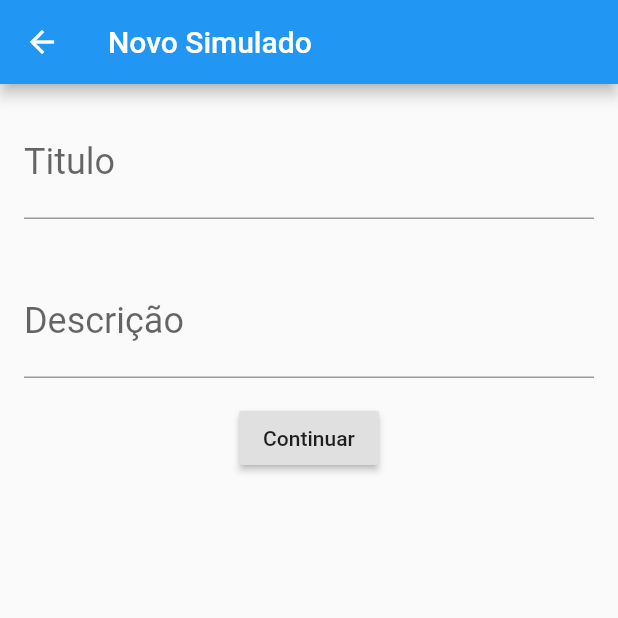
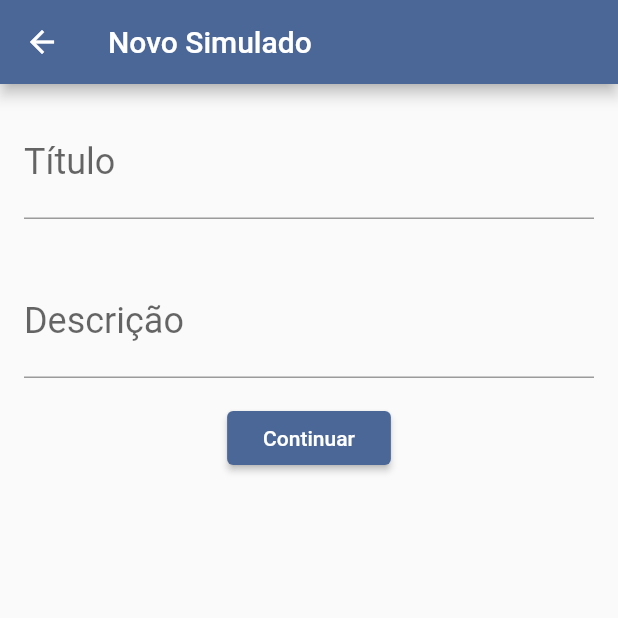
Before and after one commit to oliveirarafael/formula-bancaria-app, a Flutter app: the screen it shows after launch, after a tap on the "add" icon, on a phone screen of 412 x 824 dp, the top half of it. Run offline on Flutter 3.47's test engine with Material 2 defaults, Android fonts, the phone set to English and light mode, and no system bars.

Commit message:
Organizado os diretorios e arquivos da aplicação

```diff
--- /dev/null
+++ b/lib/components/editor.dart
@@ -0,0 +1,24 @@
+import 'package:flutter/material.dart';
+
+class Editor extends StatelessWidget {
+  final TextEditingController controlador;
+  final String label;
+
+  Editor({this.controlador, this.label});
+
+  @override
+  Widget build(BuildContext context) {
+    return Padding(
+      padding: const EdgeInsets.all(16.0),
+      child: TextField(
+        controller: controlador,
+        style: TextStyle(
+          fontSize: 24.0,
+        ),
+        decoration: InputDecoration(
+          labelText: label,
+        ),
+      ),
+    );
+  }
+}
--- a/lib/main.dart
+++ b/lib/main.dart
@@ -1,4 +1,5 @@
 import 'package:flutter/material.dart';
+import 'package:formula_bancaria_app/screens/simulado/lista.dart';
 
 void main() => runApp(FormulaBancariaAPP());
 
@@ -6,144 +7,15 @@ class FormulaBancariaAPP extends StatelessWidget {
   @override
   Widget build(BuildContext context) {
     return MaterialApp(
-      home: Simulados(),
+      theme: ThemeData(
+        primaryColor: Color(0xFF4b6798),
+        accentColor: Color(0xFF4b6798),
+        buttonTheme: ButtonThemeData(
+          buttonColor: Color(0xFF4b6798),
+          textTheme: ButtonTextTheme.primary,
+        ),
+      ),
+      home: ListaSimulados(),
     );
   }
 }
-
-class FormularioSimulado extends StatelessWidget {
-  final TextEditingController _titulo = TextEditingController();
-  final TextEditingController _descricao = TextEditingController();
-
-  @override
-  Widget build(BuildContext context) {
-
-    return Scaffold(
-      appBar: AppBar(
-        title: Text('Novo Simulado'),
-      ),
-      body: Column(children: <Widget>[
-        Editor(
-          controlador: _titulo,
-          label: 'Titulo',
-        ),
-        Editor(
-          controlador: _descricao,
-          label: 'Descrição',
-        ),
-        RaisedButton(
-          child: Text("Continuar"),
-          onPressed: () {
-            _criaSimulado(context);
-          },
-        ),
-      ]),
-    );
-  }
-
-  void _criaSimulado(BuildContext context) {
-    String titulo = _titulo.text;
-    String descricao = _descricao.text;
-
-    if (titulo != null && descricao != null) {
-      Navigator.pop(context, Simulado(titulo, descricao));
-    }
-  }
-
-}
-
-class Editor extends StatelessWidget {
-  final TextEditingController controlador;
-  final String label;
-
-  Editor({this.controlador, this.label});
-
-  @override
-  Widget build(BuildContext context) {
-    return Padding(
-      padding: const EdgeInsets.all(16.0),
-      child: TextField(
-        controller: controlador,
-        style: TextStyle(
-          fontSize: 24.0,
-        ),
-        decoration: InputDecoration(
-          labelText: label,
-        ),
-      ),
-    );
-  }
-}
-
-class Simulados extends StatefulWidget {
-  final List<Simulado> _simulados = List();
-
-  @override
-  State<StatefulWidget> createState() {
-    // TODO: implement createState
-    return SimuladoState();
-  }
-
-}
-
-class SimuladoState extends State<Simulados>{
-
-  @override
-  Widget build(BuildContext context) {
-    return Scaffold(
-      appBar: AppBar(
-        title: Text('Simulados'),
-      ),
-      body: ListView.builder(
-        itemCount: widget._simulados.length,
-        itemBuilder: (context, posicao) {
-           final simulado = widget._simulados[posicao];
-           debugPrint('Adicionando na Lista: $simulado');
-           return ItemSimulado(simulado);
-        },
-      ),
-      floatingActionButton: FloatingActionButton(
-        child: Icon(Icons.add),
-        onPressed: (){
-          final Future<Simulado> retorno = Navigator.push(context, MaterialPageRoute(builder: (context) {
-               return FormularioSimulado();
-          }));
-
-          retorno.then((simulado) {
-            debugPrint('$simulado');
-            widget._simulados.add(simulado);
-          });
-        },
-      ),
-    );
-  }
-}
-
-class ItemSimulado extends StatelessWidget {
-  final Simulado _simulado;
-
-  ItemSimulado(this._simulado);
-
-  @override
-  Widget build(BuildContext context) {
-    return Card(
-      child: ListTile(
-        leading: Icon(Icons.archive),
-        title: Text(this._simulado.titulo),
-        subtitle: Text(this._simulado.descricao),
-      ),
-    );
-  }
-}
-
-class Simulado {
-  final String titulo;
-  final String descricao;
-
-  Simulado(this.titulo, this.descricao);
-
-  @override
-  String toString() {
-    return '{ titulo: $titulo, descricao: $descricao }';
-  }
-}
--- /dev/null
+++ b/lib/models/simulado.dart
@@ -0,0 +1,11 @@
+class Simulado {
+  final String titulo;
+  final String descricao;
+
+  Simulado(this.titulo, this.descricao);
+
+  @override
+  String toString() {
+    return '{ titulo: $titulo, descricao: $descricao }';
+  }
+}
--- /dev/null
+++ b/lib/screens/simulado/formulario.dart
@@ -0,0 +1,57 @@
+import 'package:flutter/material.dart';
+import 'package:formula_bancaria_app/components/editor.dart';
+import 'package:formula_bancaria_app/models/simulado.dart';
+
+const _tituloAppBar = 'Novo Simulado';
+const _labelCampoTitulo = 'Título';
+const _labelCampoDescricao = 'Descrição';
+const _textoBotaoContinuar = 'Continuar';
+
+class FormularioSimulado extends StatefulWidget {
+  @override
+  State<StatefulWidget> createState() {
+    return FormularioSimuladoState();
+  }
+
+}
+
+class FormularioSimuladoState extends State<FormularioSimulado>{
+  final TextEditingController _titulo = TextEditingController();
+  final TextEditingController _descricao = TextEditingController();
+
+  @override
+  Widget build(BuildContext context) {
+    return Scaffold(
+      appBar: AppBar(
+        title: Text(_tituloAppBar),
+      ),
+      body: SingleChildScrollView(
+        child: Column(children: <Widget>[
+          Editor(
+            controlador: _titulo,
+            label: _labelCampoTitulo,
+          ),
+          Editor(
+            controlador: _descricao,
+            label: _labelCampoDescricao,
+          ),
+          RaisedButton(
+            child: Text(_textoBotaoContinuar),
+            onPressed: () {
+              _criaSimulado(context);
+            },
+          ),
+        ]),
+      ),
+    );
+  }
+
+  void _criaSimulado(BuildContext context) {
+    String titulo = _titulo.text;
+    String descricao = _descricao.text;
+
+    if (titulo != null && descricao != null) {
+      Navigator.pop(context, Simulado(titulo, descricao));
+    }
+  }
+}
--- /dev/null
+++ b/lib/screens/simulado/lista.dart
@@ -0,0 +1,74 @@
+import 'package:flutter/material.dart';
+import 'package:formula_bancaria_app/models/simulado.dart';
+import 'package:formula_bancaria_app/screens/simulado/formulario.dart';
+
+class ListaSimulados extends StatefulWidget {
+  final List<Simulado> _simulados = List();
+
+  @override
+  State<StatefulWidget> createState() {
+    // TODO: implement createState
+    return ListaSimuladoState();
+  }
+}
+
+class ListaSimuladoState extends State<ListaSimulados> {
+  BuildContext _context;
+
+  @override
+  Widget build(BuildContext context) {
+    this._context = context;
+
+    return Scaffold(
+      appBar: AppBar(
+        title: Text('Simulados'),
+      ),
+      body: ListView.builder(
+        itemCount: widget._simulados.length,
+        itemBuilder: (context, posicao) {
+          return ItemSimulado(widget._simulados[posicao]);
+        },
+      ),
+      floatingActionButton: FloatingActionButton(
+        child: Icon(Icons.add),
+        onPressed: () => _formulario(),
+      ),
+    );
+  }
+
+  Function _formulario() {
+    Navigator.push(
+      this._context,
+      MaterialPageRoute(builder: (context) {
+        return FormularioSimulado();
+      }),
+    ).then(
+      (simulado) => _atualiza(simulado),
+    );
+  }
+
+  void _atualiza(simulado) {
+    if (simulado != null) {
+      setState(() {
+        widget._simulados.add(simulado);
+      });
+    }
+  }
+}
+
+class ItemSimulado extends StatelessWidget {
+  final Simulado _simulado;
+
+  ItemSimulado(this._simulado);
+
+  @override
+  Widget build(BuildContext context) {
+    return Card(
+      child: ListTile(
+        leading: Icon(Icons.archive),
+        title: Text(this._simulado.titulo),
+        subtitle: Text(this._simulado.descricao),
+      ),
+    );
+  }
+}
--- a/lib/simulados.dart
+++ /dev/null
@@ -1 +0,0 @@
-import 'package:flutter/material.dart';
```
